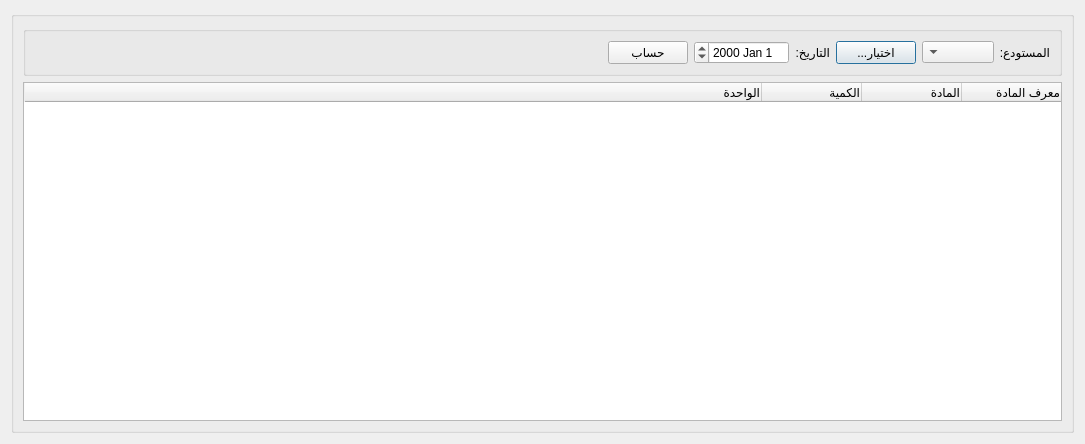
Old version of the form Ui_InventoryReport.ui in the repository rabee361/E-commerce2.
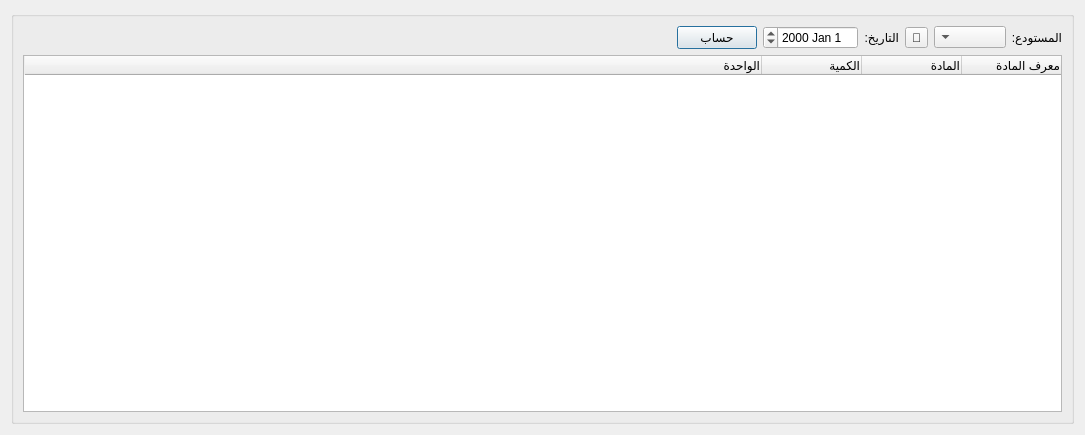
New version of the form.

```diff
--- a/Ui_InventoryReport.ui
+++ b/Ui_InventoryReport.ui
@@ -10,7 +10,7 @@
     <x>0</x>
     <y>0</y>
     <width>1085</width>
-    <height>444</height>
+    <height>435</height>
    </rect>
   </property>
   <property name="minimumSize">
@@ -42,46 +42,15 @@
      </property>
      <layout class="QGridLayout" name="gridLayout">
       <item row="0" column="0">
-       <widget class="QGroupBox" name="groupBox">
-        <property name="minimumSize">
-         <size>
-          <width>0</width>
-          <height>50</height>
-         </size>
-        </property>
+       <widget class="QLabel" name="label_3">
         <property name="maximumSize">
          <size>
-          <width>16777215</width>
-          <height>50</height>
-         </size>
-        </property>
-        <property name="layoutDirection">
-         <enum>Qt::RightToLeft</enum>
-        </property>
-        <property name="title">
-         <string/>
-        </property>
-        <layout class="QGridLayout" name="gridLayout_3">
-         <item row="0" column="3">
-          <widget class="QLabel" name="label_5">
-           <property name="maximumSize">
-            <size>
-             <width>60</width>
+          <width>50</width>
              <height>16777215</height>
             </size>
            </property>
            <property name="text">
-            <string>التاريخ:</string>
-           </property>
-          </widget>
-         </item>
-         <item row="0" column="2">
-          <widget class="QPushButton" name="select_warehouse_btn">
-           <property name="layoutDirection">
-            <enum>Qt::RightToLeft</enum>
-           </property>
-           <property name="text">
-            <string>...اختيار</string>
+         <string>المستودع:</string>
            </property>
           </widget>
          </item>
@@ -98,30 +67,27 @@
            </property>
           </widget>
          </item>
-         <item row="0" column="0">
-          <widget class="QLabel" name="label_3">
+      <item row="0" column="3">
+       <widget class="QLabel" name="label_5">
            <property name="maximumSize">
             <size>
-             <width>50</width>
+          <width>60</width>
              <height>16777215</height>
             </size>
            </property>
            <property name="text">
-            <string>المستودع:</string>
+         <string>التاريخ:</string>
            </property>
           </widget>
          </item>
-         <item row="0" column="1">
-          <widget class="QComboBox" name="warehouse_combobox"/>
-         </item>
-         <item row="0" column="11">
+      <item row="0" column="6">
           <spacer name="horizontalSpacer">
            <property name="orientation">
             <enum>Qt::Horizontal</enum>
            </property>
            <property name="sizeHint" stdset="0">
             <size>
-             <width>732</width>
+          <width>40</width>
              <height>20</height>
             </size>
            </property>
@@ -130,10 +96,14 @@
          <item row="0" column="4">
           <widget class="QDateEdit" name="to_date_input"/>
          </item>
-        </layout>
+      <item row="0" column="2">
+       <widget class="QToolButton" name="select_warehouse_btn">
+        <property name="text">
+         <string>🔎</string>
+        </property>
        </widget>
       </item>
-      <item row="1" column="0">
+      <item row="1" column="0" colspan="7">
        <widget class="QTableWidget" name="results_table">
         <attribute name="horizontalHeaderStretchLastSection">
          <bool>true</bool>
@@ -172,6 +142,9 @@
         </column>
        </widget>
       </item>
+      <item row="0" column="1">
+       <widget class="QComboBox" name="warehouse_combobox"/>
+      </item>
      </layout>
     </widget>
    </item>
```
Left out of the diff: 2 changed lines with no effect on the pictures. Lines whose indentation alone changed are shown as unchanged.
